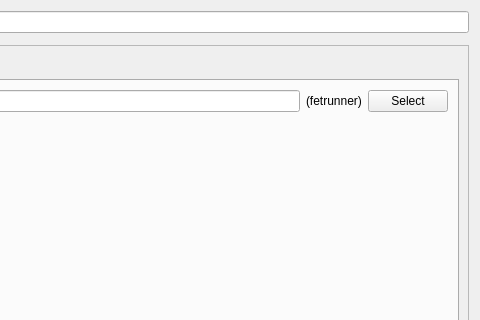
Old version of the form gui/mainwindow.ui in the repository gradgrind/fetrunner; both pictures show x 747 to 1227 and y 0 to 320 of the 1227 by 790 pixel window.
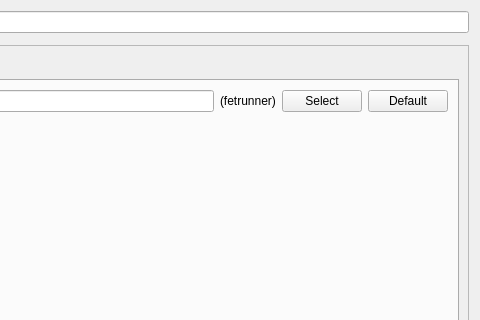
New version of the form. The open tabs and pages were chosen to show the change.

Commit message: Work on GUI – set temporary folder

Patch:
```diff
--- a/gui/mainwindow.ui
+++ b/gui/mainwindow.ui
@@ -1001,6 +1001,13 @@
               </property>
              </widget>
             </item>
+            <item>
+             <widget class="QPushButton" name="default_tmp_dir">
+              <property name="text">
+               <string>Default</string>
+              </property>
+             </widget>
+            </item>
            </layout>
           </item>
           <item>
```
The commit also changes 5 other files.
